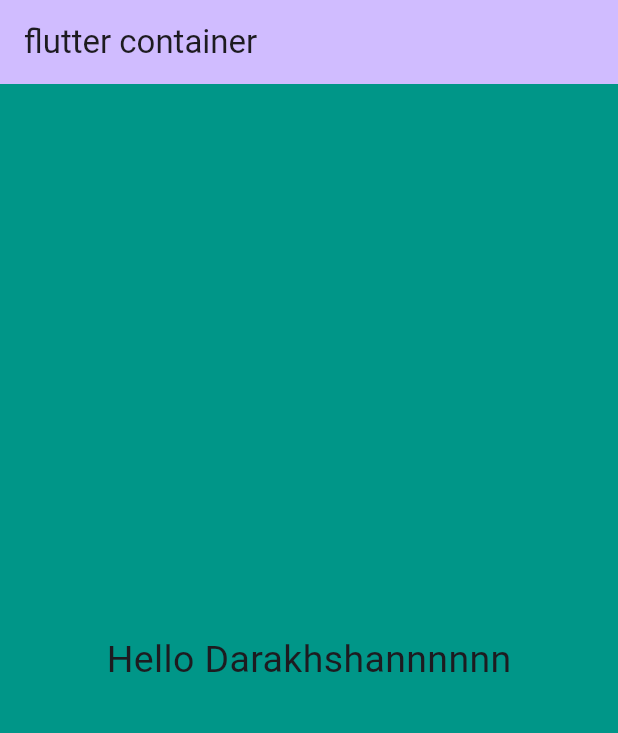
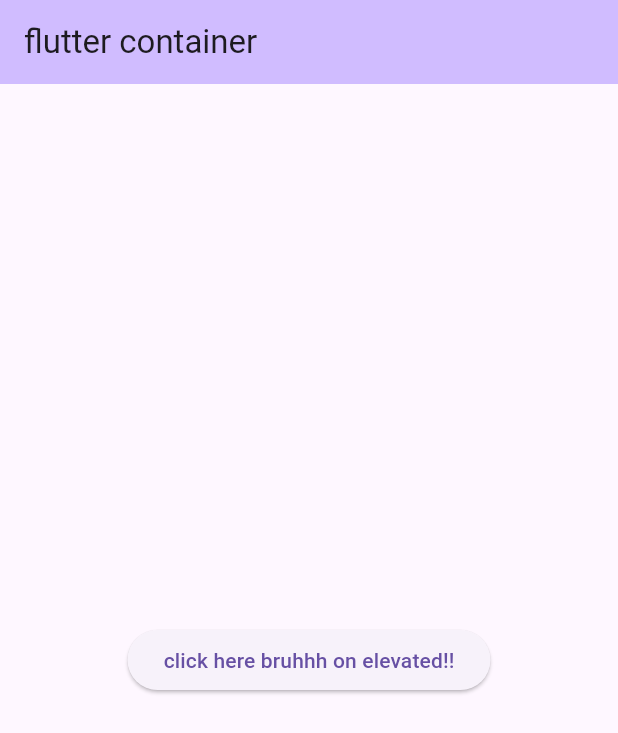
Before and after one commit to khandolly786/Dart_Course, a Flutter app: the screen it shows after launch, on a phone screen of 412 x 824 dp. Shown: the top 733 px of the screen. Run offline on Flutter 3.47's test engine with Material 3 defaults, Android fonts, the phone set to English and light mode, and no system bars.

Commit message:
Update main.dart

```diff
--- a/lib/main.dart
+++ b/lib/main.dart
@@ -44,12 +44,34 @@ class _MyHomePageState extends State<MyHomePage> {
         backgroundColor: Theme.of(context).colorScheme.inversePrimary,
         title: Text("flutter container"),
       ),
-      body: Container(
-        width: 500,
-        height: 800,
-        color: Colors.teal,
-        child: Center(child: Text('Hello Darakhshannnnnn', style: TextStyle(fontSize: 25), ))
+      body: Center(
+        child: ElevatedButton(
+          child: Text('click here bruhhh on elevated!!'),
+          onPressed: (){
+            print('button clicked'); // print on terminal
+          },
+          onLongPress: (){
+            print('button long pressed');
+          }
+        ),
       )
+
+      // TextButton(
+      //   child: Text('click here!!'),
+      //   onPressed: (){
+      //     print('button clicked'); // print on terminal
+      //   },
+      //   onLongPress: (){
+      //     print('button long pressed');
+      //   }
+      //
+      // )
+      // Container(
+      //   width: 500,
+      //   height: 800,
+      //   color: Colors.teal,
+      //   child: Center(child: Text('Hello Darakhshannnnnn', style: TextStyle(fontSize: 25), ))
+      // )
       //Center(
       //    child:  Text('Hello Darakhshannnnnn', style: TextStyle(fontSize: 25), )
       // )
```
